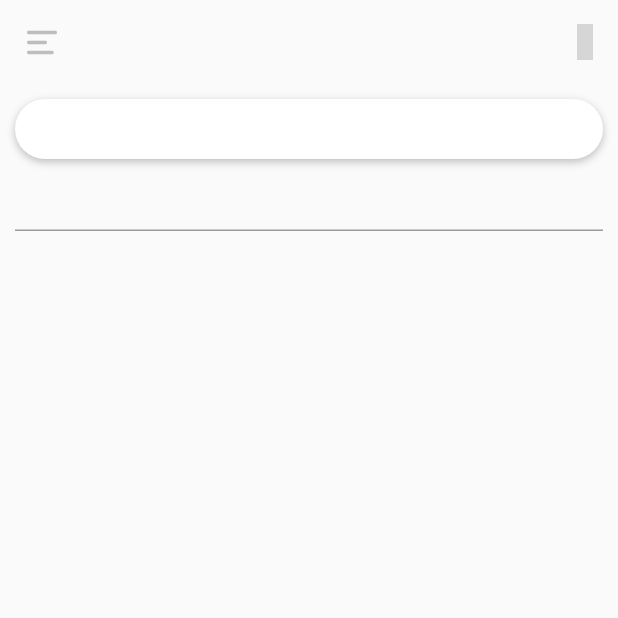
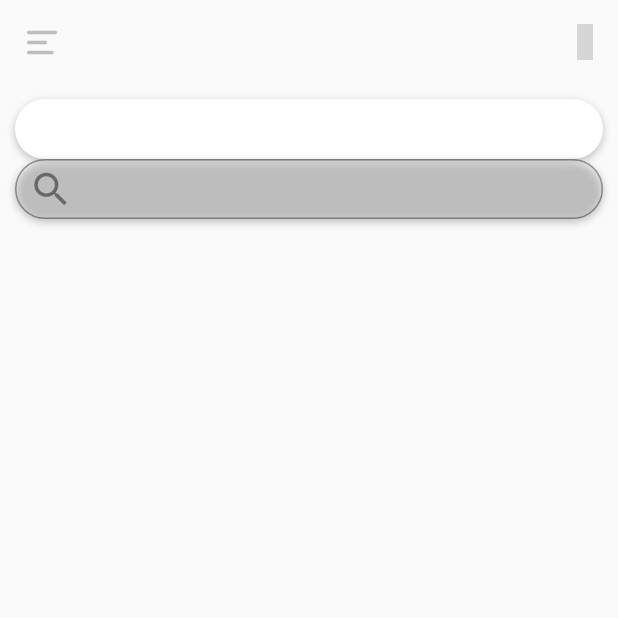
Before and after one commit to sasukeamjed/ecommerce_ui_app, a Flutter app: the screen it shows after launch, on a phone screen of 412 x 824 dp, the top half of it. Run offline on Flutter 3.47's test engine with Material 2 defaults, Android fonts, the phone set to English and light mode, and no system bars; our stand-ins replace material_design_icons_flutter; grey boxes are pictures that could not be loaded.

Commit message:
still searching for icon

```diff
--- a/lib/main.dart
+++ b/lib/main.dart
@@ -182,9 +182,28 @@ class MyHomePage extends StatelessWidget {
               ),
 
             ),
-            TextField(
-              decoration: InputDecoration(
-
+            Container(
+              height: 40,
+              decoration: BoxDecoration(
+                borderRadius: BorderRadius.circular(50),
+                boxShadow: [
+                  BoxShadow(
+                    color: Styles.mainColor,
+                    offset: Offset(0, 2),
+                    blurRadius: 4,
+                  ),
+                ],
+              ),
+              child: TextField(
+                style: TextStyle(fontSize: 20),
+                decoration: InputDecoration(
+                  isDense: true,
+                  contentPadding: EdgeInsets.all(0),
+                  prefixIcon: Icon(Icons.search, size: 30,),
+                  border: OutlineInputBorder(
+                    borderRadius: BorderRadius.all(Radius.circular(30))
+                  ),
+                ),
               ),
             ),
           ],
```
